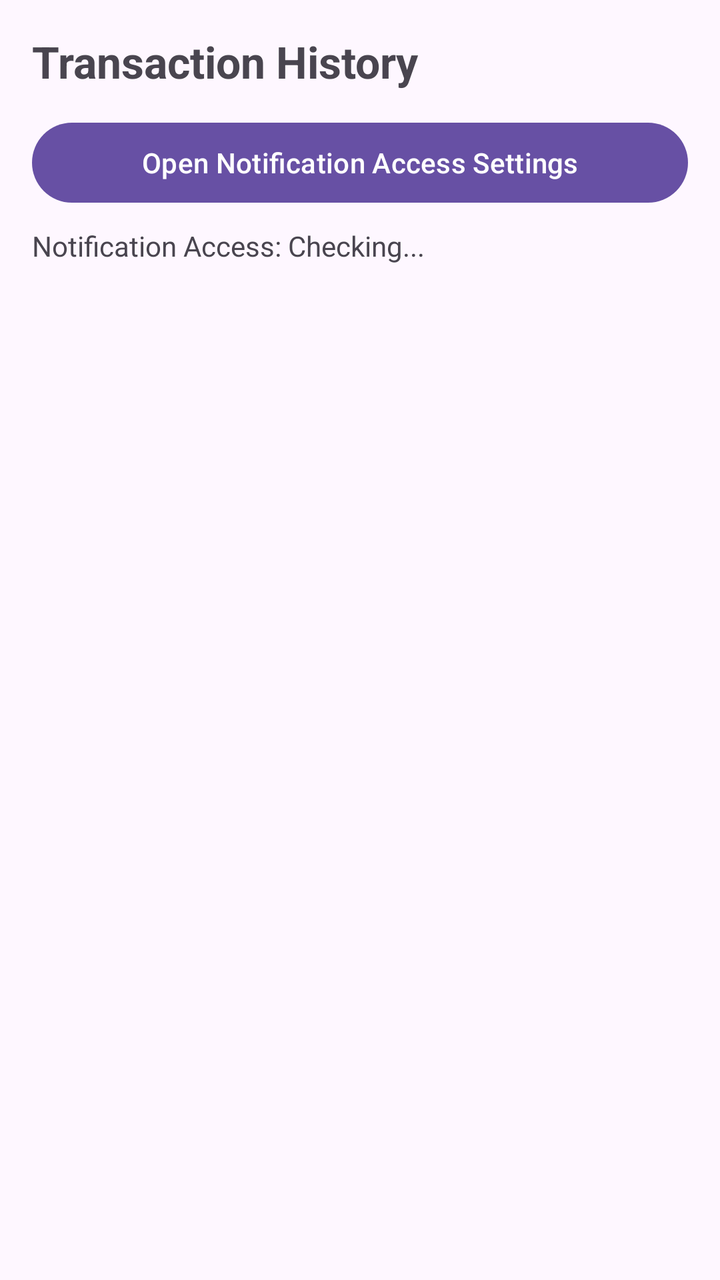
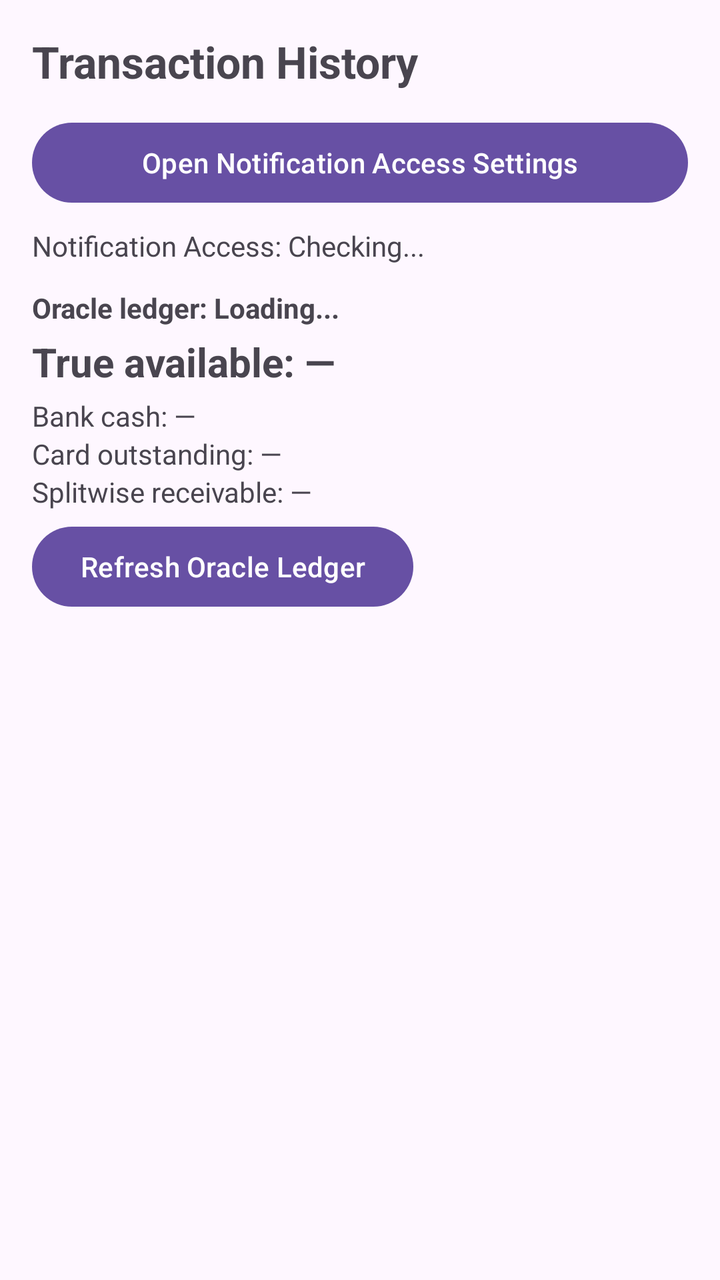

Two renders of the same Android screen: before a commit and after it. Below are the layout's source before the change and the commit's diff.
<!-- AndroidManifest.xml: application theme Theme.FinanceSMSTracker -->
<!-- res/layout/activity_main.xml -->
<?xml version="1.0" encoding="utf-8"?>
<androidx.constraintlayout.widget.ConstraintLayout xmlns:android="http://schemas.android.com/apk/res/android"
    xmlns:app="http://schemas.android.com/apk/res-auto"
    xmlns:tools="http://schemas.android.com/tools"
    android:id="@+id/main"
    android:layout_width="match_parent"
    android:layout_height="match_parent"
    android:padding="16dp"
    tools:context=".MainActivity">

    <TextView
        android:id="@+id/textViewTitle"
        android:layout_width="wrap_content"
        android:layout_height="wrap_content"
        android:text="Transaction History"
        android:textSize="22sp"
        android:textStyle="bold"
        app:layout_constraintStart_toStartOf="parent"
        app:layout_constraintTop_toTopOf="parent" />

    <Button
        android:id="@+id/buttonOpenNotificationSettings"
        android:layout_width="0dp"
        android:layout_height="wrap_content"
        android:layout_marginTop="12dp"
        android:text="Open Notification Access Settings"
        app:layout_constraintEnd_toEndOf="parent"
        app:layout_constraintStart_toStartOf="parent"
        app:layout_constraintTop_toBottomOf="@id/textViewTitle" />

    <TextView
        android:id="@+id/textViewNotificationStatus"
        android:layout_width="0dp"
        android:layout_height="wrap_content"
        android:layout_marginTop="8dp"
        android:text="Notification Access: Checking..."
        android:textSize="14sp"
        app:layout_constraintEnd_toEndOf="parent"
        app:layout_constraintStart_toStartOf="parent"
        app:layout_constraintTop_toBottomOf="@id/buttonOpenNotificationSettings" />

    <androidx.recyclerview.widget.RecyclerView
        android:id="@+id/recyclerViewTransactions"
        android:layout_width="0dp"
        android:layout_height="0dp"
        android:layout_marginTop="12dp"
        app:layout_constraintBottom_toBottomOf="parent"
        app:layout_constraintEnd_toEndOf="parent"
        app:layout_constraintStart_toStartOf="parent"
        app:layout_constraintTop_toBottomOf="@id/textViewNotificationStatus"
        tools:listitem="@layout/item_transaction" />

    <TextView
        android:id="@+id/textViewEmpty"
        android:layout_width="wrap_content"
        android:layout_height="wrap_content"
        android:text="No transactions found."
        android:textSize="16sp"
        android:visibility="gone"
        app:layout_constraintBottom_toBottomOf="parent"
        app:layout_constraintEnd_toEndOf="parent"
        app:layout_constraintStart_toStartOf="parent"
        app:layout_constraintTop_toBottomOf="@id/textViewNotificationStatus" />

</androidx.constraintlayout.widget.ConstraintLayout>
<!-- res/layout/item_transaction.xml (included above) -->
<?xml version="1.0" encoding="utf-8"?>
<androidx.cardview.widget.CardView xmlns:android="http://schemas.android.com/apk/res/android"
    xmlns:app="http://schemas.android.com/apk/res-auto"
    android:layout_width="match_parent"
    android:layout_height="wrap_content"
    android:layout_marginBottom="8dp"
    app:cardCornerRadius="8dp"
    app:cardElevation="2dp">

    <LinearLayout
        android:layout_width="match_parent"
        android:layout_height="wrap_content"
        android:orientation="vertical"
        android:padding="12dp">

        <LinearLayout
            android:layout_width="match_parent"
            android:layout_height="wrap_content"
            android:orientation="horizontal">

            <TextView
                android:id="@+id/textViewMerchant"
                android:layout_width="0dp"
                android:layout_height="wrap_content"
                android:layout_weight="1"
                android:text="Merchant / Payee"
                android:textColor="@android:color/black"
                android:textSize="16sp"
                android:textStyle="bold" />

            <TextView
                android:id="@+id/textViewAmount"
                android:layout_width="wrap_content"
                android:layout_height="wrap_content"
                android:text="₹0.00"
                android:textSize="16sp"
                android:textStyle="bold" />
        </LinearLayout>

        <LinearLayout
            android:layout_width="match_parent"
            android:layout_height="wrap_content"
            android:layout_marginTop="4dp"
            android:orientation="horizontal">

            <TextView
                android:id="@+id/textViewCategory"
                android:layout_width="wrap_content"
                android:layout_height="wrap_content"
                android:background="#E0E0E0"
                android:paddingHorizontal="6dp"
                android:paddingVertical="2dp"
                android:text="CATEGORY"
                android:textSize="12sp"
                android:textStyle="bold" />

            <TextView
                android:id="@+id/textViewType"
                android:layout_width="wrap_content"
                android:layout_height="wrap_content"
                android:layout_marginStart="8dp"
                android:text="DEBIT"
                android:textSize="12sp" />

            <TextView
                android:id="@+id/textViewPaymentMethod"
                android:layout_width="0dp"
                android:layout_height="wrap_content"
                android:layout_weight="1"
                android:layout_marginStart="8dp"
                android:text="UPI"
                android:textSize="12sp" />

            <TextView
                android:id="@+id/textViewBank"
                android:layout_width="wrap_content"
                android:layout_height="wrap_content"
                android:text="HDFC"
                android:textSize="12sp" />
        </LinearLayout>

        <TextView
            android:id="@+id/textViewDateTime"
            android:layout_width="match_parent"
            android:layout_height="wrap_content"
            android:layout_marginTop="6dp"
            android:text="12 Oct 2023, 10:30 AM"
            android:textSize="11sp"
            android:textColor="@android:color/darker_gray" />

    </LinearLayout>
</androidx.cardview.widget.CardView>
<!-- resources referenced by this layout -->
<resources>
  <style name="Theme.FinanceSMSTracker" parent="Base.Theme.FinanceSMSTracker" />
  <style name="Base.Theme.FinanceSMSTracker" parent="Theme.Material3.DayNight.NoActionBar">
          
          
      </style>
</resources>

<!-- the commit's change to res/layout/activity_main.xml (unified diff, before → after) -->
@@ -39,6 +39,63 @@
         app:layout_constraintStart_toStartOf="parent"
         app:layout_constraintTop_toBottomOf="@id/buttonOpenNotificationSettings" />
 
+    <LinearLayout
+        android:id="@+id/oracleLedgerPanel"
+        android:layout_width="0dp"
+        android:layout_height="wrap_content"
+        android:layout_marginTop="12dp"
+        android:orientation="vertical"
+        app:layout_constraintEnd_toEndOf="parent"
+        app:layout_constraintStart_toStartOf="parent"
+        app:layout_constraintTop_toBottomOf="@id/textViewNotificationStatus">
+
+        <TextView
+            android:id="@+id/textViewOracleStatus"
+            android:layout_width="wrap_content"
+            android:layout_height="wrap_content"
+            android:text="Oracle ledger: Loading..."
+            android:textSize="14sp"
+            android:textStyle="bold" />
+
+        <TextView
+            android:id="@+id/textViewTrueAvailable"
+            android:layout_width="wrap_content"
+            android:layout_height="wrap_content"
+            android:layout_marginTop="4dp"
+            android:text="True available: —"
+            android:textSize="20sp"
+            android:textStyle="bold" />
+
+        <TextView
+            android:id="@+id/textViewBankCash"
+            android:layout_width="wrap_content"
+            android:layout_height="wrap_content"
+            android:layout_marginTop="4dp"
+            android:text="Bank cash: —"
+            android:textSize="14sp" />
+
+        <TextView
+            android:id="@+id/textViewCardOutstanding"
+            android:layout_width="wrap_content"
+            android:layout_height="wrap_content"
+            android:text="Card outstanding: —"
+            android:textSize="14sp" />
+
+        <TextView
+            android:id="@+id/textViewSplitwiseReceivable"
+            android:layout_width="wrap_content"
+            android:layout_height="wrap_content"
+            android:text="Splitwise receivable: —"
+            android:textSize="14sp" />
+
+        <Button
+            android:id="@+id/buttonRefreshOracle"
+            android:layout_width="wrap_content"
+            android:layout_height="wrap_content"
+            android:layout_marginTop="4dp"
+            android:text="Refresh Oracle Ledger" />
+    </LinearLayout>
+
     <androidx.recyclerview.widget.RecyclerView
         android:id="@+id/recyclerViewTransactions"
         android:layout_width="0dp"
@@ -47,7 +104,7 @@
         app:layout_constraintBottom_toBottomOf="parent"
         app:layout_constraintEnd_toEndOf="parent"
         app:layout_constraintStart_toStartOf="parent"
-        app:layout_constraintTop_toBottomOf="@id/textViewNotificationStatus"
+        app:layout_constraintTop_toBottomOf="@id/oracleLedgerPanel"
         tools:listitem="@layout/item_transaction" />
 
     <TextView
@@ -60,7 +117,7 @@
         app:layout_constraintBottom_toBottomOf="parent"
         app:layout_constraintEnd_toEndOf="parent"
         app:layout_constraintStart_toStartOf="parent"
-        app:layout_constraintTop_toBottomOf="@id/textViewNotificationStatus" />
+        app:layout_constraintTop_toBottomOf="@id/oracleLedgerPanel" />
 
 </androidx.constraintlayout.widget.ConstraintLayout>
 <!-- res/layout/item_transaction.xml (included above) -->
